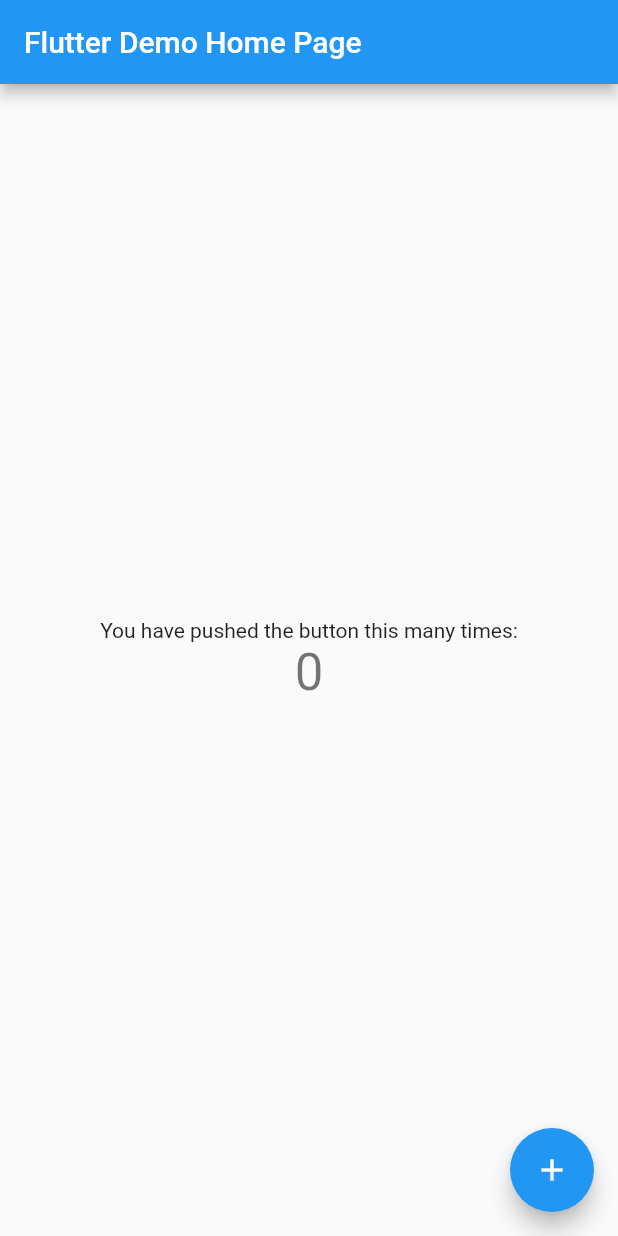
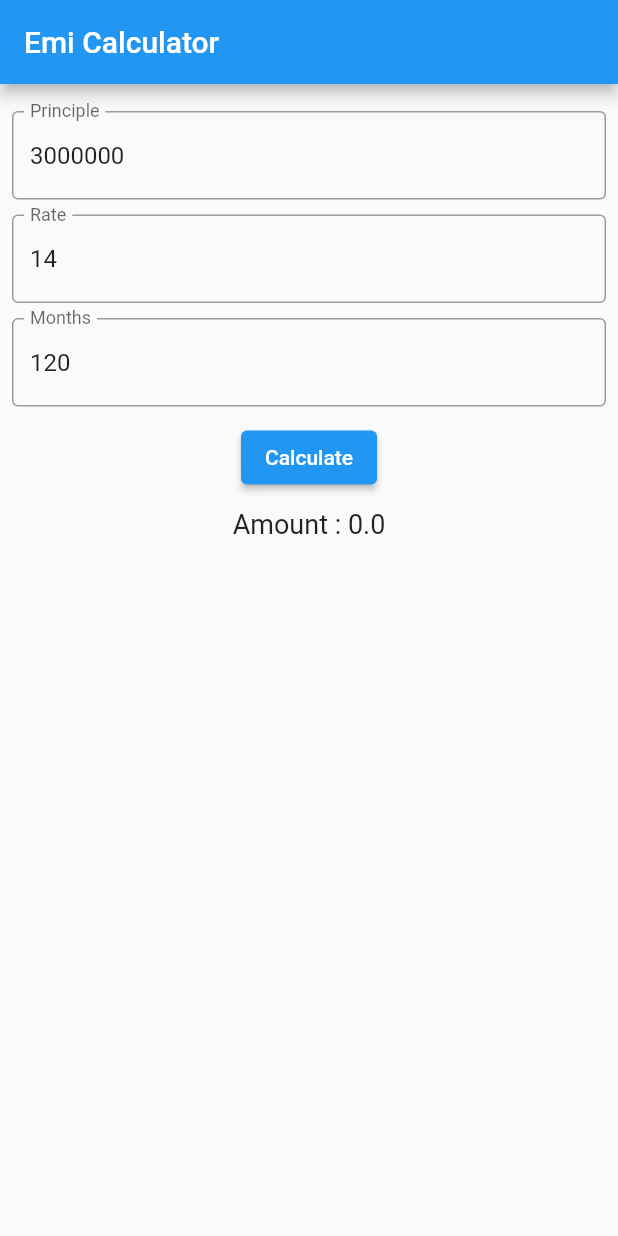
Before and after one commit to z3ro647/flutter_bloc_emi_calculator, a Flutter app: the screen it shows after launch, on a phone screen of 412 x 824 dp. Run offline on Flutter 3.47's test engine with Material 2 defaults, Android fonts, the phone set to English and light mode, and no system bars.

Commit message:
EMI Calculator without using Bloc

```diff
--- a/lib/main.dart
+++ b/lib/main.dart
@@ -1,4 +1,5 @@
 import 'package:flutter/material.dart';
+import 'package:my_bloc_emi_calculator/screen/emi_screen.dart';
 
 void main() {
   runApp(const MyApp());
@@ -7,39 +8,21 @@
 class MyApp extends StatelessWidget {
   const MyApp({super.key});
 
-  // This widget is the root of your application.
   @override
   Widget build(BuildContext context) {
     return MaterialApp(
       title: 'Flutter Demo',
       theme: ThemeData(
-        // This is the theme of your application.
-        //
-        // Try running your application with "flutter run". You'll see the
-        // application has a blue toolbar. Then, without quitting the app, try
-        // changing the primarySwatch below to Colors.green and then invoke
-        // "hot reload" (press "r" in the console where you ran "flutter run",
-        // or simply save your changes to "hot reload" in a Flutter IDE).
-        // Notice that the counter didn't reset back to zero; the application
-        // is not restarted.
         primarySwatch: Colors.blue,
       ),
-      home: const MyHomePage(title: 'Flutter Demo Home Page'),
+      //home: const MyHomePage(title: 'Flutter Demo Home Page'),
+      home: const EmiScreen(),
     );
   }
 }
 
 class MyHomePage extends StatefulWidget {
   const MyHomePage({super.key, required this.title});
-
-  // This widget is the home page of your application. It is stateful, meaning
-  // that it has a State object (defined below) that contains fields that affect
-  // how it looks.
-
-  // This class is the configuration for the state. It holds the values (in this
-  // case the title) provided by the parent (in this case the App widget) and
-  // used by the build method of the State. Fields in a Widget subclass are
-  // always marked "final".
 
   final String title;
 
@@ -52,47 +35,18 @@
 
   void _incrementCounter() {
     setState(() {
-      // This call to setState tells the Flutter framework that something has
-      // changed in this State, which causes it to rerun the build method below
-      // so that the display can reflect the updated values. If we changed
-      // _counter without calling setState(), then the build method would not be
-      // called again, and so nothing would appear to happen.
       _counter++;
     });
   }
 
   @override
   Widget build(BuildContext context) {
-    // This method is rerun every time setState is called, for instance as done
-    // by the _incrementCounter method above.
-    //
-    // The Flutter framework has been optimized to make rerunning build methods
-    // fast, so that you can just rebuild anything that needs updating rather
-    // than having to individually change instances of widgets.
     return Scaffold(
       appBar: AppBar(
-        // Here we take the value from the MyHomePage object that was created by
-        // the App.build method, and use it to set our appbar title.
         title: Text(widget.title),
       ),
       body: Center(
-        // Center is a layout widget. It takes a single child and positions it
-        // in the middle of the parent.
         child: Column(
-          // Column is also a layout widget. It takes a list of children and
-          // arranges them vertically. By default, it sizes itself to fit its
-          // children horizontally, and tries to be as tall as its parent.
-          //
-          // Invoke "debug painting" (press "p" in the console, choose the
-          // "Toggle Debug Paint" action from the Flutter Inspector in Android
-          // Studio, or the "Toggle Debug Paint" command in Visual Studio Code)
-          // to see the wireframe for each widget.
-          //
-          // Column has various properties to control how it sizes itself and
-          // how it positions its children. Here we use mainAxisAlignment to
-          // center the children vertically; the main axis here is the vertical
-          // axis because Columns are vertical (the cross axis would be
-          // horizontal).
           mainAxisAlignment: MainAxisAlignment.center,
           children: <Widget>[
             const Text(
@@ -109,7 +63,7 @@
         onPressed: _incrementCounter,
         tooltip: 'Increment',
         child: const Icon(Icons.add),
-      ), // This trailing comma makes auto-formatting nicer for build methods.
+      ),
     );
   }
 }
--- /dev/null
+++ b/lib/screen/emi_screen.dart
@@ -0,0 +1,102 @@
+// ignore_for_file: avoid_print
+
+import 'dart:math';
+
+import 'package:flutter/material.dart';
+
+class EmiScreen extends StatefulWidget {
+  const EmiScreen({super.key});
+
+  @override
+  State<EmiScreen> createState() => _EmiScreenState();
+}
+
+class _EmiScreenState extends State<EmiScreen> {
+  double r = 0, emi = 0, upperValue = 0, lowerValue = 0;
+  double amount = 0;
+
+  @override
+  Widget build(BuildContext context) {
+    TextEditingController principle = TextEditingController(text: '3000000');
+    TextEditingController rate = TextEditingController(text: '14');
+    TextEditingController months = TextEditingController(text: '120');
+    return Scaffold(
+      appBar: AppBar(
+        title: const Text('Emi Calculator'),
+      ),
+      body: Padding(
+        padding: const EdgeInsets.all(8.0),
+        child: Column(
+          children: [
+            const SizedBox(
+              height: 10,
+            ),
+            TextField(
+              controller: principle,
+              keyboardType: TextInputType.number,
+              decoration: const InputDecoration(
+                labelText: 'Principle',
+                hintText: 'Enter Principle Amount',
+                border: OutlineInputBorder(),
+              ),
+            ),
+            const SizedBox(
+              height: 10,
+            ),
+            TextField(
+              controller: rate,
+              keyboardType: TextInputType.number,
+              decoration: const InputDecoration(
+                labelText: 'Rate',
+                hintText: 'Enter Rate %',
+                border: OutlineInputBorder(),
+              ),
+            ),
+            const SizedBox(
+              height: 10,
+            ),
+            TextField(
+              controller: months,
+              keyboardType: TextInputType.number,
+              decoration: const InputDecoration(
+                labelText: 'Months',
+                hintText: 'Enter duration in Months',
+                border: OutlineInputBorder(),
+              ),
+            ),
+            const SizedBox(
+              height: 10,
+            ),
+            ElevatedButton(
+              onPressed: () {
+                //double r, emi, upperValue, lowerValue;
+                r = double.parse(rate.text) / 12;
+                r = r / 100;
+                final powerValue = pow(1 + r, int.parse(months.text));
+                upperValue = r * powerValue;
+                lowerValue = powerValue - 1;
+                emi = double.parse(principle.text) * upperValue / lowerValue;
+                print("R value: $r");
+                print("Power value: $powerValue");
+                print("upper value: $upperValue");
+                print("lower value: $lowerValue");
+                print(emi);
+                setState(() {
+                  amount = emi;
+                });
+              },
+              child: const Text('Calculate'),
+            ),
+            const SizedBox(
+              height: 10,
+            ),
+            Text(
+              "Amount : $amount",
+              style: const TextStyle(fontSize: 18),
+            ),
+          ],
+        ),
+      ),
+    );
+  }
+}
```
